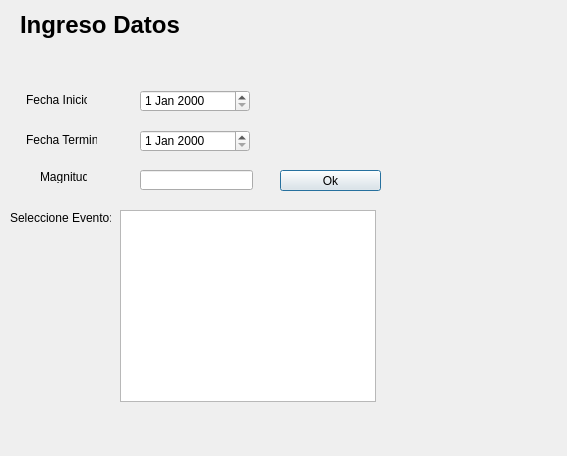
Qt form qt/interfaz/descarga_datos.ui (DanielOrtega94/Proyecto-Python-Cientifico) before a commit.
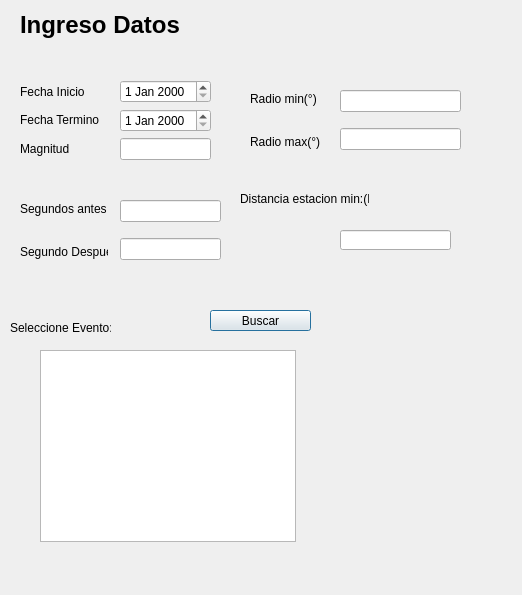
The same form after that commit.

```diff
--- a/qt/interfaz/descarga_datos.ui
+++ b/qt/interfaz/descarga_datos.ui
@@ -6,8 +6,8 @@
    <rect>
     <x>0</x>
     <y>0</y>
-    <width>567</width>
-    <height>456</height>
+    <width>522</width>
+    <height>595</height>
    </rect>
   </property>
   <property name="windowTitle">
@@ -17,7 +17,7 @@
    <property name="geometry">
     <rect>
      <x>10</x>
-     <y>210</y>
+     <y>320</y>
      <width>101</width>
      <height>16</height>
     </rect>
@@ -39,98 +39,205 @@
     <string>&lt;html&gt;&lt;head/&gt;&lt;body&gt;&lt;p&gt;&lt;span style=&quot; font-size:18pt; font-weight:600;&quot;&gt;Ingreso Datos&lt;/span&gt;&lt;/p&gt;&lt;/body&gt;&lt;/html&gt;</string>
    </property>
   </widget>
-  <widget class="QLabel" name="fi_label">
-   <property name="geometry">
-    <rect>
-     <x>26</x>
-     <y>90</y>
-     <width>61</width>
-     <height>20</height>
-    </rect>
-   </property>
-   <property name="text">
-    <string>Fecha Inicio</string>
-   </property>
-  </widget>
-  <widget class="QLabel" name="ft_label">
-   <property name="geometry">
-    <rect>
-     <x>26</x>
-     <y>130</y>
-     <width>71</width>
-     <height>20</height>
-    </rect>
-   </property>
-   <property name="text">
-    <string>Fecha Termino</string>
-   </property>
-  </widget>
-  <widget class="QLabel" name="label">
-   <property name="geometry">
-    <rect>
-     <x>40</x>
-     <y>170</y>
-     <width>47</width>
-     <height>13</height>
-    </rect>
-   </property>
-   <property name="text">
-    <string>Magnitud</string>
-   </property>
-  </widget>
-  <widget class="QLineEdit" name="magnitud_edit">
-   <property name="geometry">
-    <rect>
-     <x>140</x>
-     <y>170</y>
-     <width>113</width>
-     <height>20</height>
-    </rect>
-   </property>
-  </widget>
   <widget class="QPushButton" name="datos_Button">
    <property name="geometry">
     <rect>
-     <x>280</x>
-     <y>170</y>
+     <x>210</x>
+     <y>310</y>
      <width>101</width>
      <height>21</height>
     </rect>
    </property>
    <property name="text">
-    <string>Ok</string>
-   </property>
-  </widget>
-  <widget class="QDateEdit" name="fecha_inicio_edit">
-   <property name="geometry">
-    <rect>
-     <x>140</x>
-     <y>90</y>
-     <width>110</width>
-     <height>22</height>
-    </rect>
-   </property>
-  </widget>
-  <widget class="QDateEdit" name="fecha_termino_edit">
-   <property name="geometry">
-    <rect>
-     <x>140</x>
-     <y>130</y>
-     <width>110</width>
-     <height>22</height>
-    </rect>
+    <string>Buscar</string>
    </property>
   </widget>
   <widget class="QListWidget" name="descargar_listWidget">
    <property name="geometry">
     <rect>
-     <x>120</x>
-     <y>210</y>
+     <x>40</x>
+     <y>350</y>
      <width>256</width>
      <height>192</height>
     </rect>
    </property>
   </widget>
+  <widget class="QWidget" name="verticalLayoutWidget">
+   <property name="geometry">
+    <rect>
+     <x>340</x>
+     <y>80</y>
+     <width>121</width>
+     <height>80</height>
+    </rect>
+   </property>
+   <layout class="QVBoxLayout" name="verticalLayout">
+    <item>
+     <widget class="QLineEdit" name="radiomin_Edit"/>
+    </item>
+    <item>
+     <widget class="QLineEdit" name="radiomax_lineEdit"/>
+    </item>
+   </layout>
+  </widget>
+  <widget class="QWidget" name="verticalLayoutWidget_2">
+   <property name="geometry">
+    <rect>
+     <x>120</x>
+     <y>80</y>
+     <width>91</width>
+     <height>80</height>
+    </rect>
+   </property>
+   <layout class="QVBoxLayout" name="verticalLayout_2">
+    <item>
+     <widget class="QDateEdit" name="fecha_inicio_edit"/>
+    </item>
+    <item>
+     <widget class="QDateEdit" name="fecha_termino_edit"/>
+    </item>
+    <item>
+     <widget class="QLineEdit" name="magnitud_edit"/>
+    </item>
+   </layout>
+  </widget>
+  <widget class="QWidget" name="verticalLayoutWidget_3">
+   <property name="geometry">
+    <rect>
+     <x>20</x>
+     <y>80</y>
+     <width>81</width>
+     <height>80</height>
+    </rect>
+   </property>
+   <layout class="QVBoxLayout" name="verticalLayout_3">
+    <item>
+     <widget class="QLabel" name="fi_label">
+      <property name="text">
+       <string>Fecha Inicio</string>
+      </property>
+     </widget>
+    </item>
+    <item>
+     <widget class="QLabel" name="ft_label">
+      <property name="text">
+       <string>Fecha Termino</string>
+      </property>
+     </widget>
+    </item>
+    <item>
+     <widget class="QLabel" name="label">
+      <property name="text">
+       <string>Magnitud</string>
+      </property>
+     </widget>
+    </item>
+   </layout>
+  </widget>
+  <widget class="QWidget" name="verticalLayoutWidget_4">
+   <property name="geometry">
+    <rect>
+     <x>250</x>
+     <y>80</y>
+     <width>71</width>
+     <height>80</height>
+    </rect>
+   </property>
+   <layout class="QVBoxLayout" name="verticalLayout_4">
+    <item>
+     <widget class="QLabel" name="fi_label_2">
+      <property name="text">
+       <string>Radio min(°)</string>
+      </property>
+     </widget>
+    </item>
+    <item>
+     <widget class="QLabel" name="fi_label_3">
+      <property name="text">
+       <string>Radio max(°)</string>
+      </property>
+     </widget>
+    </item>
+   </layout>
+  </widget>
+  <widget class="QWidget" name="verticalLayoutWidget_5">
+   <property name="geometry">
+    <rect>
+     <x>120</x>
+     <y>190</y>
+     <width>101</width>
+     <height>80</height>
+    </rect>
+   </property>
+   <layout class="QVBoxLayout" name="verticalLayout_5">
+    <item>
+     <widget class="QLineEdit" name="start_time_lineEdit"/>
+    </item>
+    <item>
+     <widget class="QLineEdit" name="end_time_lineEdit"/>
+    </item>
+   </layout>
+  </widget>
+  <widget class="QWidget" name="verticalLayoutWidget_6">
+   <property name="geometry">
+    <rect>
+     <x>20</x>
+     <y>190</y>
+     <width>88</width>
+     <height>80</height>
+    </rect>
+   </property>
+   <layout class="QVBoxLayout" name="verticalLayout_6">
+    <item>
+     <widget class="QLabel" name="ft_label_2">
+      <property name="text">
+       <string>Segundos antes</string>
+      </property>
+     </widget>
+    </item>
+    <item>
+     <widget class="QLabel" name="ft_label_3">
+      <property name="text">
+       <string>Segundo Despues</string>
+      </property>
+     </widget>
+    </item>
+   </layout>
+  </widget>
+  <widget class="QWidget" name="verticalLayoutWidget_9">
+   <property name="geometry">
+    <rect>
+     <x>240</x>
+     <y>190</y>
+     <width>131</width>
+     <height>80</height>
+    </rect>
+   </property>
+   <layout class="QVBoxLayout" name="verticalLayout_9"/>
+  </widget>
+  <widget class="QLineEdit" name="dist_esta_lineEdit">
+   <property name="geometry">
+    <rect>
+     <x>340</x>
+     <y>230</y>
+     <width>111</width>
+     <height>20</height>
+    </rect>
+   </property>
+  </widget>
+  <widget class="QLabel" name="fi_label_6">
+   <property name="geometry">
+    <rect>
+     <x>240</x>
+     <y>160</y>
+     <width>129</width>
+     <height>78</height>
+    </rect>
+   </property>
+   <property name="text">
+    <string>Distancia estacion min:(M)</string>
+   </property>
+  </widget>
  </widget>
  <resources/>
  <connections/>
```
